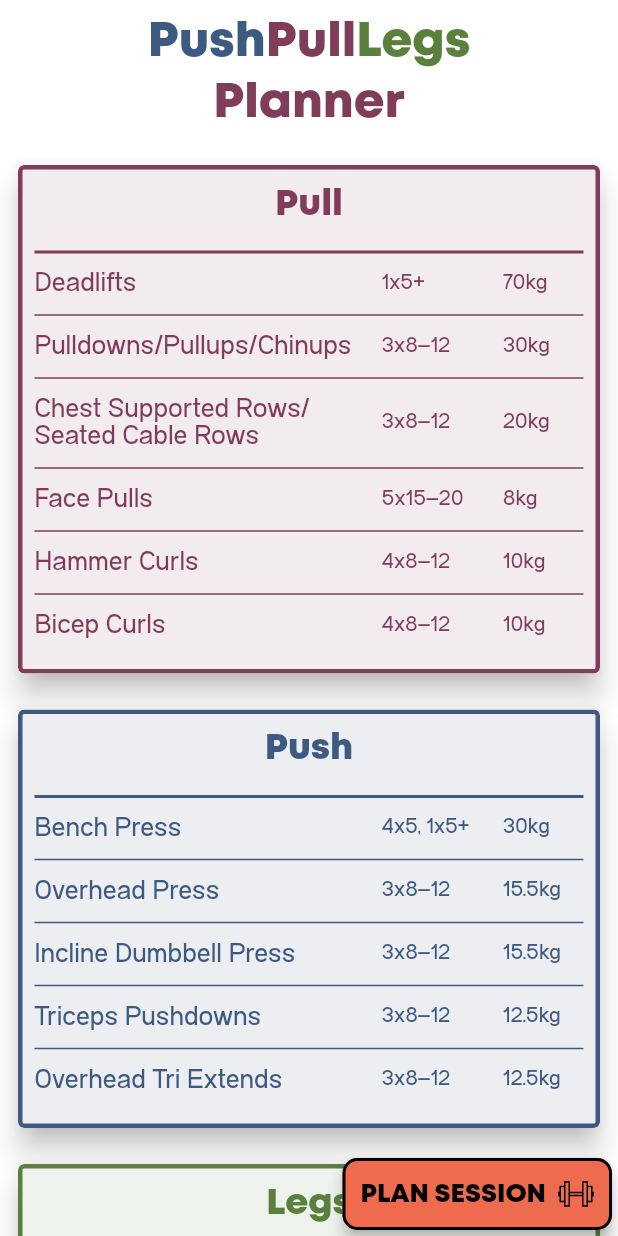
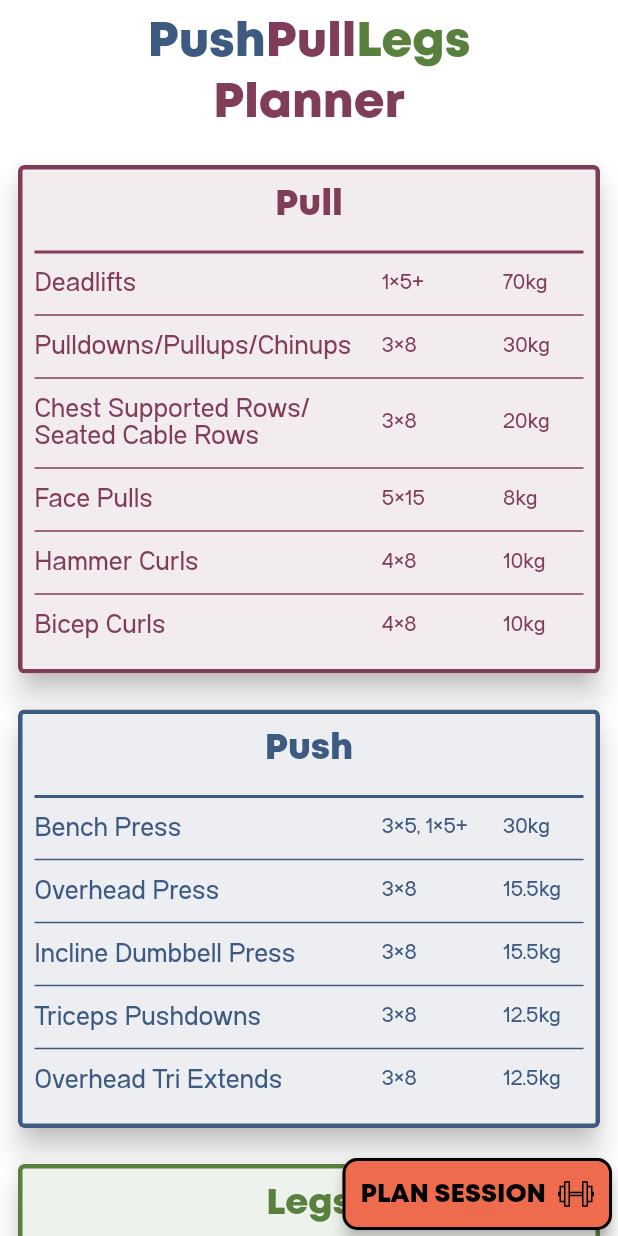
Before and after one commit to JPUF/ppl_course, a Flutter app: the screen it shows after launch, on a phone screen of 412 x 824 dp. Run offline on Flutter 3.47's test engine with Material 2 defaults, Android fonts, the phone set to English and light mode, and no system bars; our stand-ins replace animated_toggle_switch, bloc, flutter_bloc, flutter_svg, flutter_svg_provider, page_transition and 2 more.

Commit message:
Simplify SetsReps

```diff
--- a/lib/data/models/exercise/sets_reps.dart
+++ b/lib/data/models/exercise/sets_reps.dart
@@ -1,34 +1,21 @@
 class SetsReps {
-  int? sets;
-  int? minReps;
-  int? maxReps;
-  int? endSetReps;
+  late int sets;
+  late int reps;
+  bool amrapFinalSet;
 
-  SetsReps.fixed(this.sets, this.minReps);
-
-  SetsReps.fixedEndSet(this.sets, this.minReps, this.endSetReps);
-
-  SetsReps.range(this.sets, this.minReps, this.maxReps);
-
-  SetsReps.rangeEndSet(this.sets, this.minReps, this.maxReps, this.endSetReps);
-
-  SetsReps.endSetOnly(this.endSetReps);
+  SetsReps(
+      {required this.sets, required this.reps, this.amrapFinalSet = false});
 
   @override
   String toString() {
-    var setString = '';
-    if (sets != null && minReps != null) {
-      var firstReps = '$minReps';
-      if (maxReps != null) {
-        firstReps += '–$maxReps';
-      }
-      setString += '${sets}x$firstReps';
-      if (endSetReps != null) {
-        setString += ', 1x$endSetReps+';
+    if (amrapFinalSet) {
+      if (sets > 1) {
+        return "${sets - 1}×$reps, 1×$reps+";
+      } else {
+        return "1×$reps+";
       }
     } else {
-      setString += '1x$endSetReps+';
+      return "$sets×$reps";
     }
-    return setString;
   }
 }
--- a/lib/data/repositories/cycle_repository.dart
+++ b/lib/data/repositories/cycle_repository.dart
@@ -11,71 +11,71 @@ class CycleRepository {
       Session(1, SessionType.pull, [
         Exercise.weighted(
             name: 'Deadlifts',
-            setsReps: SetsReps.endSetOnly(5),
+            setsReps: SetsReps(sets: 1, reps: 5, amrapFinalSet: true),
             weight: Weight(70)),
         Exercise.weighted(
             name: 'Pulldowns/Pullups/Chinups',
-            setsReps: SetsReps.range(3, 8, 12),
+            setsReps: SetsReps(sets: 3, reps: 8),
             weight: Weight(30)),
         Exercise.weighted(
             name: 'Chest Supported Rows/Seated Cable Rows',
-            setsReps: SetsReps.range(3, 8, 12),
+            setsReps: SetsReps(sets: 3, reps: 8),
             weight: Weight(20)),
         Exercise.weighted(
             name: 'Face Pulls',
-            setsReps: SetsReps.range(5, 15, 20),
+            setsReps: SetsReps(sets: 5, reps: 15),
             weight: Weight(8)),
         Exercise.weighted(
             name: 'Hammer Curls',
-            setsReps: SetsReps.range(4, 8, 12),
+            setsReps: SetsReps(sets: 4, reps: 8),
             weight: Weight(10)),
         Exercise.weighted(
             name: 'Bicep Curls',
-            setsReps: SetsReps.range(4, 8, 12),
+            setsReps: SetsReps(sets: 4, reps: 8),
             weight: Weight(10))
       ]),
       Session(2, SessionType.push, [
         Exercise.weighted(
             name: 'Bench Press',
-            setsReps: SetsReps.fixedEndSet(4, 5, 5),
+            setsReps: SetsReps(sets: 4, reps: 5, amrapFinalSet: true),
             weight: Weight(30)),
         Exercise.weighted(
             name: 'Overhead Press',
-            setsReps: SetsReps.range(3, 8, 12),
+            setsReps: SetsReps(sets: 3, reps: 8),
             weight: Weight(15.5)),
         Exercise.weighted(
             name: 'Incline Dumbbell Press',
-            setsReps: SetsReps.range(3, 8, 12),
+            setsReps: SetsReps(sets: 3, reps: 8),
             weight: Weight(15.5)),
         Exercise.weighted(
             name: 'Triceps Pushdowns',
-            setsReps: SetsReps.range(3, 8, 12),
+            setsReps: SetsReps(sets: 3, reps: 8),
             weight: Weight(12.5)),
         Exercise.weighted(
             name: 'Overhead Tri Extends',
-            setsReps: SetsReps.range(3, 8, 12),
+            setsReps: SetsReps(sets: 3, reps: 8),
             weight: Weight(12.5)),
       ]),
       Session(3, SessionType.legs, [
         Exercise.weighted(
             name: 'Squat',
-            setsReps: SetsReps.fixedEndSet(2, 5, 5),
+            setsReps: SetsReps(sets: 2, reps: 5, amrapFinalSet: true),
             weight: Weight(80)),
         Exercise.weighted(
             name: 'Romanian Deadlift',
-            setsReps: SetsReps.range(3, 8, 12),
+            setsReps: SetsReps(sets: 3, reps: 8),
             weight: Weight(50)),
         Exercise.weighted(
             name: 'Leg Press',
-            setsReps: SetsReps.range(3, 8, 12),
+            setsReps: SetsReps(sets: 3, reps: 8),
             weight: Weight(80)),
         Exercise.weighted(
             name: 'Leg Curls',
-            setsReps: SetsReps.range(3, 8, 12),
+            setsReps: SetsReps(sets: 3, reps: 8),
             weight: Weight(30)),
         Exercise.weighted(
             name: 'Calf Raises',
-            setsReps: SetsReps.range(5, 8, 12),
+            setsReps: SetsReps(sets: 5, reps: 8),
             weight: Weight(12.5)),
       ]),
     ])
--- a/lib/presentation/pages/session/components/add_exercise_bottom_sheet.dart
+++ b/lib/presentation/pages/session/components/add_exercise_bottom_sheet.dart
@@ -169,7 +169,8 @@ class _AddExerciseBottomSheetState extends State<AddExerciseBottomSheet> {
   }
 
   void addNewExercise() {
-    final setReps = SetsReps.fixedEndSet(_setCount - 1, _repCount, _repCount);
+    final setReps =
+        SetsReps(sets: _setCount, reps: _repCount, amrapFinalSet: _amrapFinal);
     final exercise = Exercise.weighted(
         name: _nameText, setsReps: setReps, notes: _notesText);
     widget.addExercise(exercise);
```
